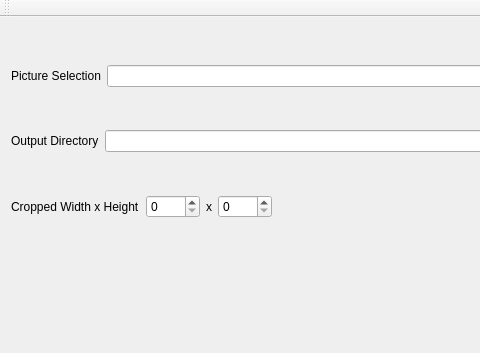
First picture: the form in mainwindow.ui, repository windsice/Randomize_Cropper, before the edit; both pictures show x 0 to 480 and y 0 to 353 of the 828 by 353 pixel window.
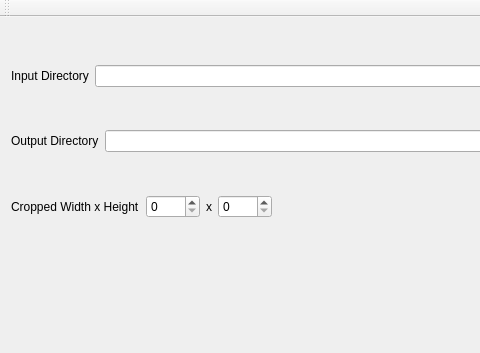
Second picture: the form after the edit.

Commit message: Changed cropping single input image to all images under an input folder

Diff of the .ui file:
```diff
--- a/mainwindow.ui
+++ b/mainwindow.ui
@@ -20,7 +20,7 @@
       <item>
        <widget class="QLabel" name="label">
         <property name="text">
-         <string>Picture Selection</string>
+         <string>Input Directory</string>
         </property>
        </widget>
       </item>
```
Left out of the diff: 4 changed lines with no effect on the pictures. The commit also changes 3 other files.
